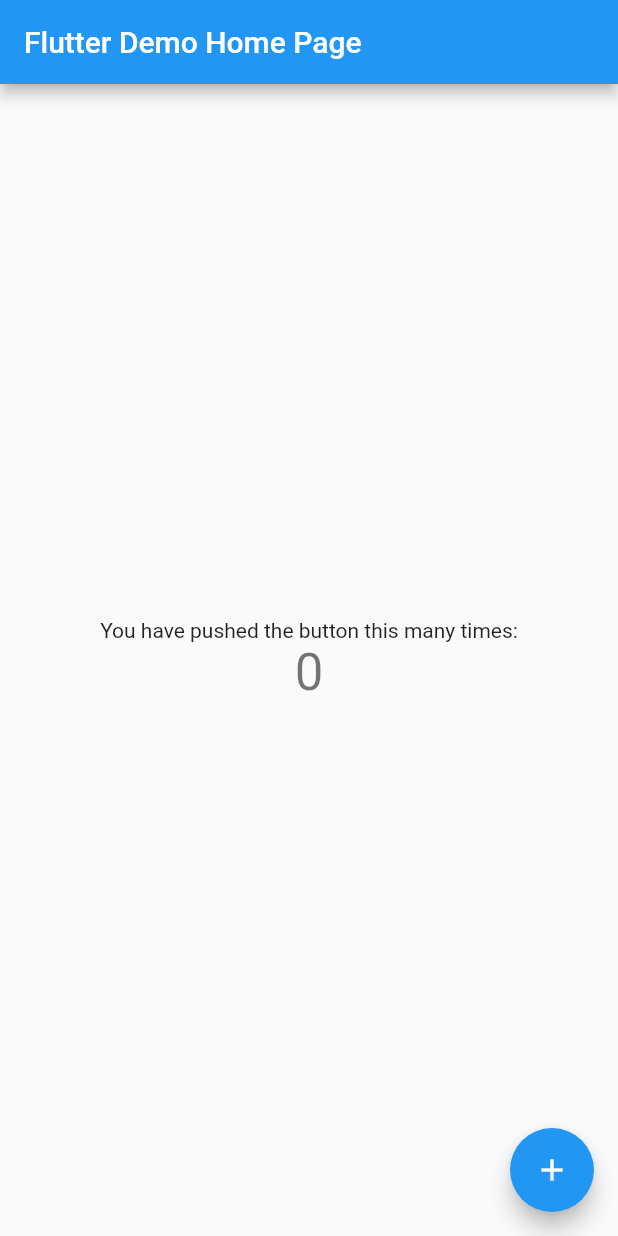
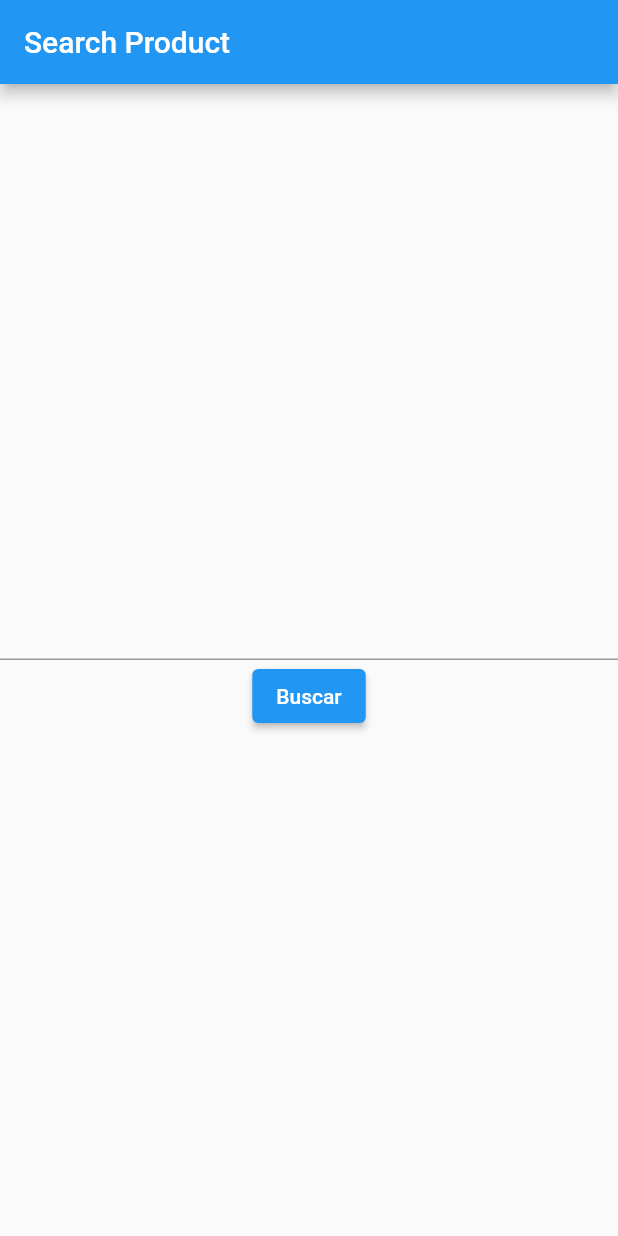
Before and after one commit to adsi1407/ProductSearch, a Flutter app: the screen it shows after launch, on a phone screen of 412 x 824 dp. Run offline on Flutter 3.47's test engine with Material 2 defaults, Android fonts, the phone set to English and light mode, and no system bars; our stand-ins replace equatable, flutter_bloc, get_it, injectable.

Commit message:
Add dummy home screen to verify project

```diff
--- a/lib/main.dart
+++ b/lib/main.dart
@@ -1,5 +1,7 @@
 import 'package:flutter/material.dart';
 import 'package:presentation/dependencyInjection/dependency_injection.dart';
+import 'package:presentation/screens/home_screen.dart';
+import 'package:presentation/shared/routes.dart';
 
 void main() {
   configureInjection();
@@ -26,92 +28,8 @@ class MyApp extends StatelessWidget {
         // is not restarted.
         primarySwatch: Colors.blue,
       ),
-      home: const MyHomePage(title: 'Flutter Demo Home Page'),
+      initialRoute: HomeScreen.routeName,
+      routes: AppRouter.routes,
     );
   }
 }
-
-class MyHomePage extends StatefulWidget {
-  const MyHomePage({super.key, required this.title});
-
-  // This widget is the home page of your application. It is stateful, meaning
-  // that it has a State object (defined below) that contains fields that affect
-  // how it looks.
-
-  // This class is the configuration for the state. It holds the values (in this
-  // case the title) provided by the parent (in this case the App widget) and
-  // used by the build method of the State. Fields in a Widget subclass are
-  // always marked "final".
-
-  final String title;
-
-  @override
-  State<MyHomePage> createState() => _MyHomePageState();
-}
-
-class _MyHomePageState extends State<MyHomePage> {
-  int _counter = 0;
-
-  void _incrementCounter() {
-    setState(() {
-      // This call to setState tells the Flutter framework that something has
-      // changed in this State, which causes it to rerun the build method below
-      // so that the display can reflect the updated values. If we changed
-      // _counter without calling setState(), then the build method would not be
-      // called again, and so nothing would appear to happen.
-      _counter++;
-    });
-  }
-
-  @override
-  Widget build(BuildContext context) {
-    // This method is rerun every time setState is called, for instance as done
-    // by the _incrementCounter method above.
-    //
-    // The Flutter framework has been optimized to make rerunning build methods
-    // fast, so that you can just rebuild anything that needs updating rather
-    // than having to individually change instances of widgets.
-    return Scaffold(
-      appBar: AppBar(
-        // Here we take the value from the MyHomePage object that was created by
-        // the App.build method, and use it to set our appbar title.
-        title: Text(widget.title),
-      ),
-      body: Center(
-        // Center is a layout widget. It takes a single child and positions it
-        // in the middle of the parent.
-        child: Column(
-          // Column is also a layout widget. It takes a list of children and
-          // arranges them vertically. By default, it sizes itself to fit its
-          // children horizontally, and tries to be as tall as its parent.
-          //
-          // Invoke "debug painting" (press "p" in the console, choose the
-          // "Toggle Debug Paint" action from the Flutter Inspector in Android
-          // Studio, or the "Toggle Debug Paint" command in Visual Studio Code)
-          // to see the wireframe for each widget.
-          //
-          // Column has various properties to control how it sizes itself and
-          // how it positions its children. Here we use mainAxisAlignment to
-          // center the children vertically; the main axis here is the vertical
-          // axis because Columns are vertical (the cross axis would be
-          // horizontal).
-          mainAxisAlignment: MainAxisAlignment.center,
-          children: <Widget>[
-            const Text(
-              'You have pushed the button this many times:',
-            ),
-            Text(
-              '$_counter',
-              style: Theme.of(context).textTheme.headlineMedium,
-            ),
-          ],
-        ),
-      ),
-      floatingActionButton: FloatingActionButton(
-        onPressed: _incrementCounter,
-        tooltip: 'Increment',
-        child: const Icon(Icons.add),
-      ), // This trailing comma makes auto-formatting nicer for build methods.
-    );
-  }
-}
--- /dev/null
+++ b/lib/screens/home_screen.dart
@@ -0,0 +1,58 @@
+import 'package:flutter/material.dart';
+import 'package:flutter_bloc/flutter_bloc.dart';
+import 'package:presentation/screens/bloc/home_bloc.dart';
+
+class HomeScreen extends StatefulWidget {
+  const HomeScreen({super.key});
+  static const routeName = 'home-screen';
+
+  @override
+  State<HomeScreen> createState() => _HomeScreenState();
+}
+
+class _HomeScreenState extends State<HomeScreen> {
+  final _textCrlProductSearch = TextEditingController();
+
+  @override
+  Widget build(BuildContext context) {
+    final bloc = context.read<HomeBloc>();
+
+    return Scaffold(
+      appBar: AppBar(
+        title: const Text('Search Product'),
+      ),
+      body: Center(
+        child: SingleChildScrollView(
+          child: BlocConsumer<HomeBloc, HomeState>(
+            bloc: bloc,
+            builder: (context, state) {
+              return Stack(
+                children: [
+                  Column(
+                    children: [
+                      TextFormField(
+                        controller: _textCrlProductSearch,
+                      ),
+                      ElevatedButton(
+                        onPressed: () {
+                          bloc.add(GetProducts(searchText: _textCrlProductSearch.text));
+                        },
+                        child: const Text("Buscar")
+                      )
+                    ],
+                  ),
+                ],
+              );
+            },
+            listener: (context, state) {
+              if(state is HomeError) {
+                ScaffoldMessenger.of(context)
+                  .showSnackBar(SnackBar(content: Text(state.message)));
+              }
+            },
+          )
+        ),
+      ),
+    );
+  }
+}
--- /dev/null
+++ b/lib/shared/routes.dart
@@ -0,0 +1,14 @@
+import 'package:flutter/material.dart';
+import 'package:flutter_bloc/flutter_bloc.dart';
+import 'package:presentation/dependencyInjection/dependency_injection.dart';
+import 'package:presentation/screens/bloc/home_bloc.dart';
+import 'package:presentation/screens/home_screen.dart';
+
+class AppRouter {
+  static Map<String, WidgetBuilder> routes = {
+    HomeScreen.routeName: (context) => BlocProvider(
+          create: (_) => getIt<HomeBloc>(),
+          child: const HomeScreen(),
+        ),
+  };
+}
```
